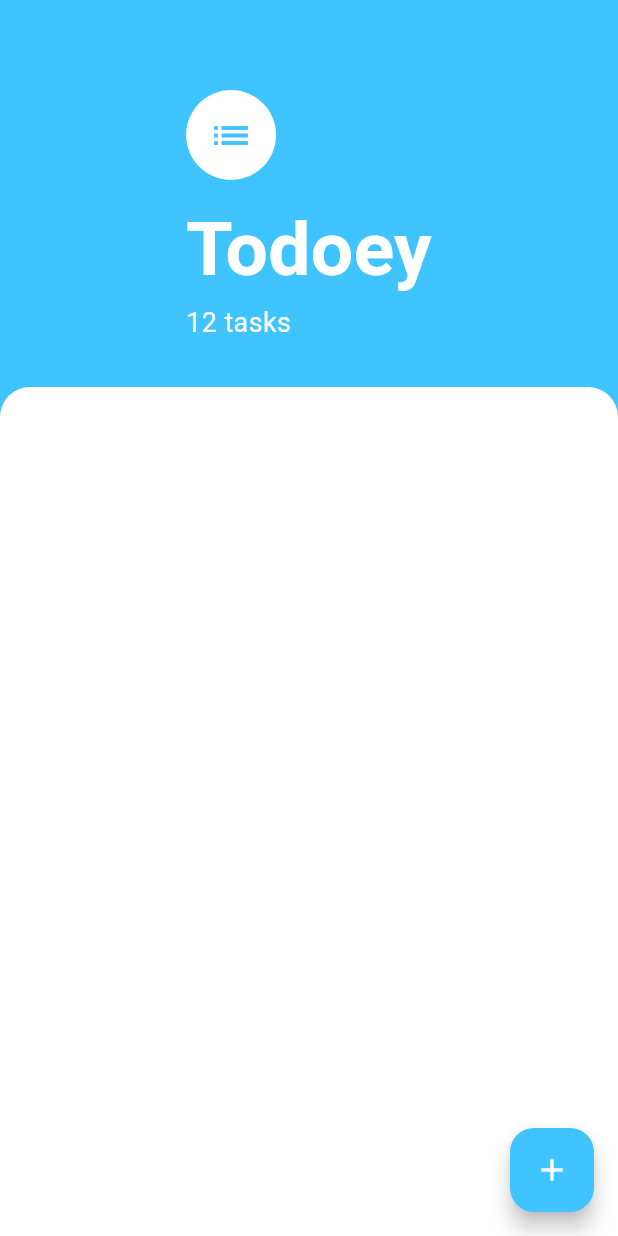
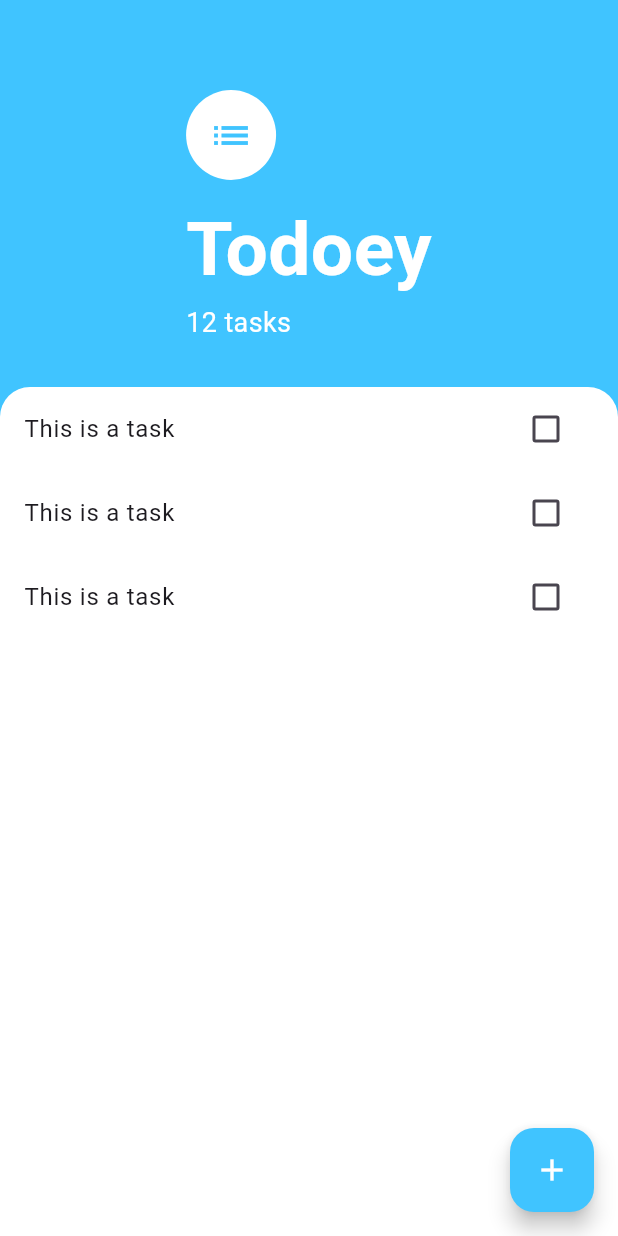
Before and after one commit to hemantwint-hey/TO-DO-LIST, a Flutter app: the screen it shows after launch, on a phone screen of 412 x 824 dp. Run offline on Flutter 3.47's test engine with Material 3 defaults, Android fonts, the phone set to English and light mode, and no system bars.

Commit message:
Initial commit

```diff
--- a/lib/screens/tasks_screen.dart
+++ b/lib/screens/tasks_screen.dart
@@ -55,6 +55,22 @@ class TasksScreen extends StatelessWidget {
                 color: Colors.white,
                 borderRadius: BorderRadius.only(topLeft: Radius.circular(20.0),topRight: Radius.circular(20.0)),
               ),
+              child: ListView(
+                children: <Widget>[
+                  ListTile(
+                    title: Text('This is a task'),
+                    trailing: Checkbox(value: false,  onChanged: (bool? value) {}, ),
+                  ),
+                  ListTile(
+                    title: Text('This is a task'),
+                    trailing: Checkbox(value: false,  onChanged: (bool? value) {}, ),
+                  ),
+                  ListTile(
+                    title: Text('This is a task'),
+                    trailing: Checkbox(value: false,  onChanged: (bool? value) {}, ),
+                  ),
+                ],
+              ),
             ),
           ),
         ],
```
